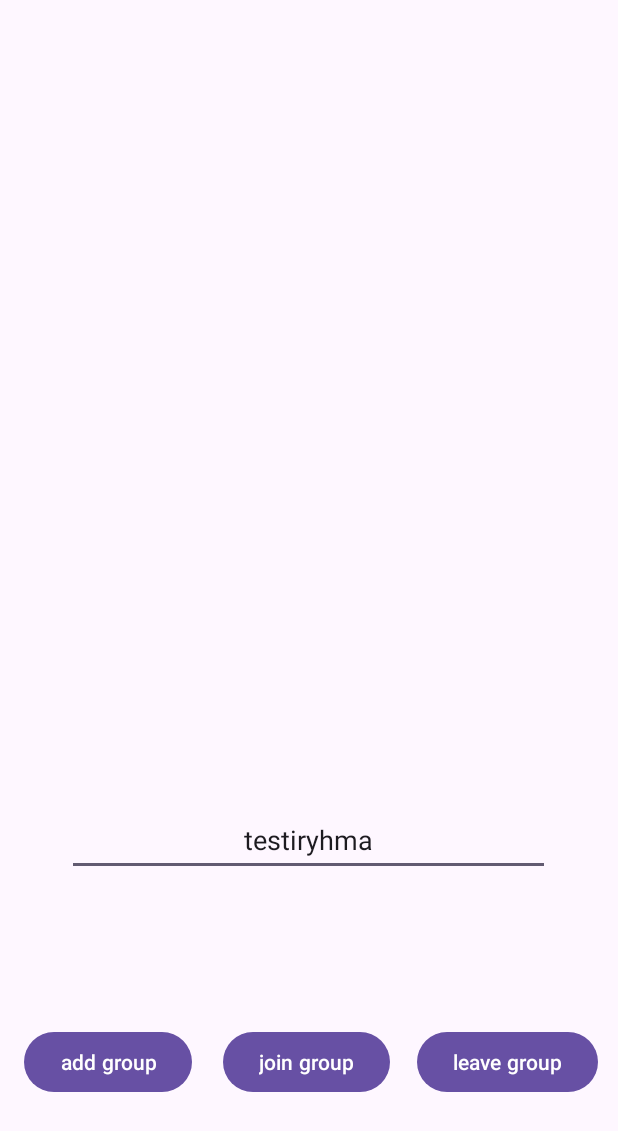
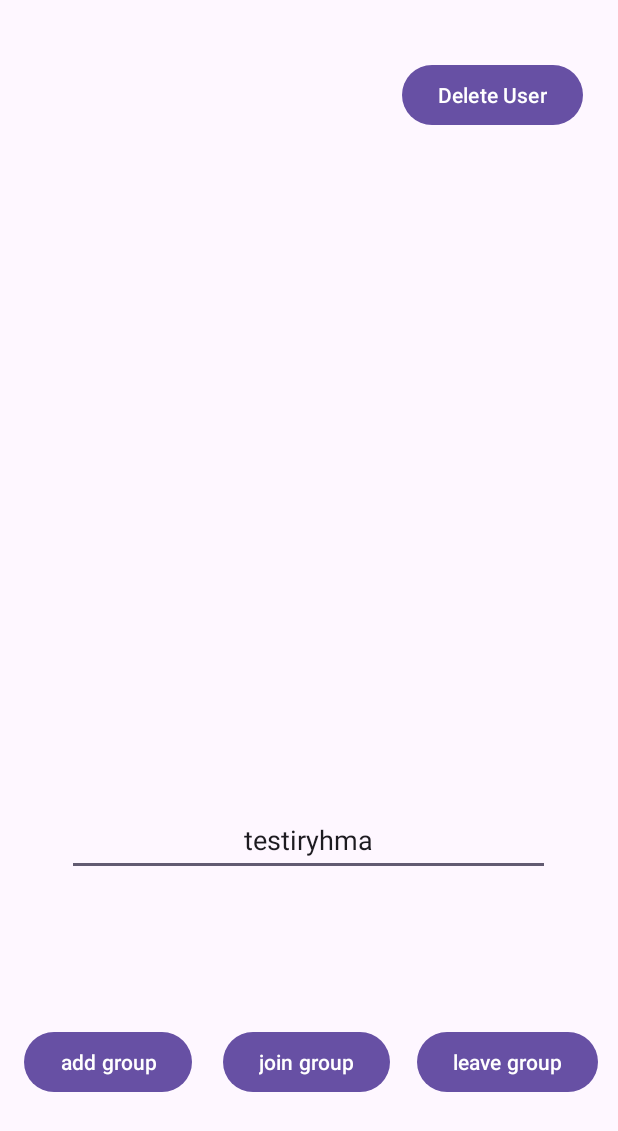
Before and after one commit to RauliYoung/OTP-1, an Android app: the layout activity_group.xml on its own in the app's theme, with its tools: preview values and no code run, on a phone screen of 412 x 824 dp. Shown: the top 1131 px of the screen. Run offline under Robolectric (Android 15) with nearby library versions, the phone set to English and light mode, and no system bars.

Commit message:
Removing account works

```diff
--- a/app/build.gradle.kts
+++ b/app/build.gradle.kts
@@ -48,6 +48,7 @@ dependencies {
     implementation("com.google.firebase:firebase-firestore")
     implementation(platform("com.google.firebase:firebase-bom:32.2.3"))
     implementation("com.google.firebase:firebase-auth")
+
     testImplementation("junit:junit:4.13.2")
     androidTestImplementation("androidx.test.ext:junit:1.1.5")
     implementation ("com.firebaseui:firebase-ui-auth:7.2.0")
--- a/app/src/main/java/com/example/opt_1/control/IViewtoModel.java
+++ b/app/src/main/java/com/example/opt_1/control/IViewtoModel.java
@@ -6,6 +6,7 @@ import com.example.opt_1.model.CRUDCallbacks;
 public interface IViewtoModel {
     void setLoginInformation(String emailInput,String password);
     void userLogin();
+    void removeUser();
     void startActivity();
     void stopActivity();
     void setRegisterInformation(String firstName, String lastName, String username, String password, String email, CRUDCallbacks callback);
--- a/app/src/main/java/com/example/opt_1/model/IDAO.java
+++ b/app/src/main/java/com/example/opt_1/model/IDAO.java
@@ -7,6 +7,7 @@ import com.google.firebase.firestore.QuerySnapshot;
 
 public interface IDAO {
     void createUser(User user, CRUDCallbacks callBack) ;
+    void removeUser();
     void loginUser(String email, String password);
     void addNewGroupToDatabase(String groupName);
     void addUserToTheGroup(String groupOwnerEmail);
@@ -15,6 +16,5 @@ public interface IDAO {
     void updateData();
     void createNewGroup(Group group, CRUDCallbacks callback);
     FirebaseFirestore getDatabase();
-    Boolean handleTask(Task<QuerySnapshot> task);
     FirebaseAuth getUser();
 }
--- a/app/src/main/res/layout/activity_group.xml
+++ b/app/src/main/res/layout/activity_group.xml
@@ -53,4 +53,16 @@
         app:layout_constraintTop_toTopOf="parent"
         app:layout_constraintVertical_bias="0.691" />
 
+    <Button
+        android:id="@+id/removeUserButton"
+        android:layout_width="wrap_content"
+        android:layout_height="wrap_content"
+        android:text="Delete User"
+        app:layout_constraintBottom_toTopOf="@+id/leaveGroupButton"
+        app:layout_constraintEnd_toEndOf="parent"
+        app:layout_constraintHorizontal_bias="0.921"
+        app:layout_constraintStart_toStartOf="parent"
+        app:layout_constraintTop_toTopOf="parent"
+        app:layout_constraintVertical_bias="0.062" />
+
 </androidx.constraintlayout.widget.ConstraintLayout>
```
Also changed, not shown: app/src/main/java/com/example/opt_1/control/Controller.java (+5 -18 lines), app/src/main/java/com/example/opt_1/model/DAO.java (+59 -15 lines), app/src/main/java/com/example/opt_1/view/GroupActivity.java (+12 -1 lines).
